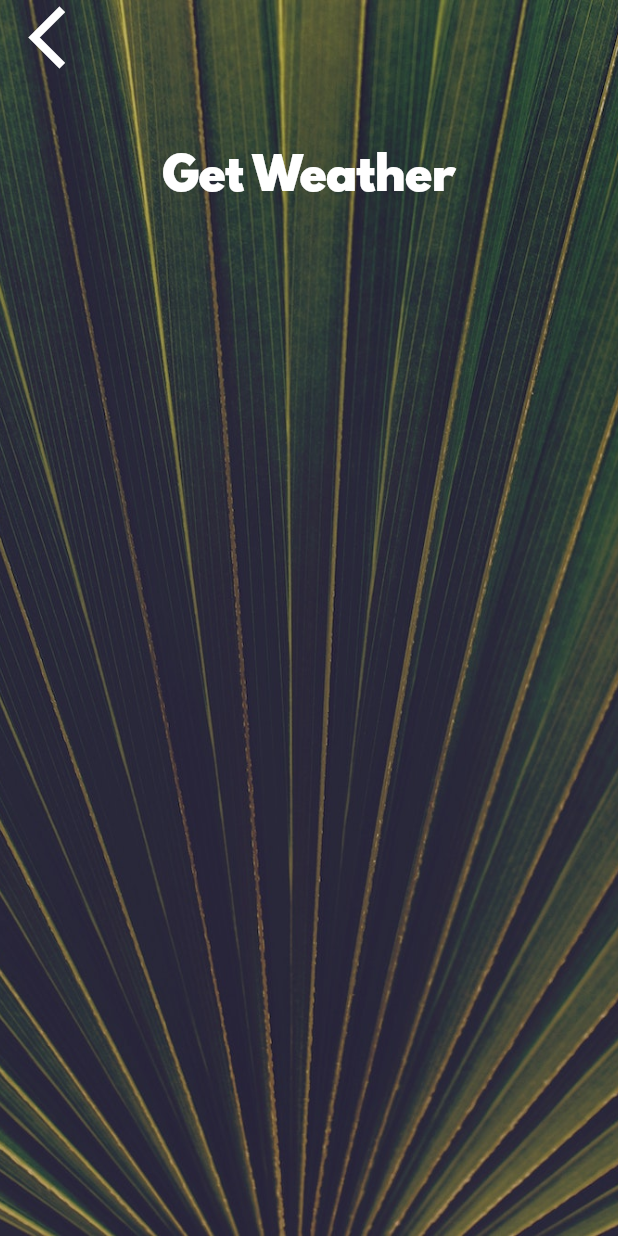
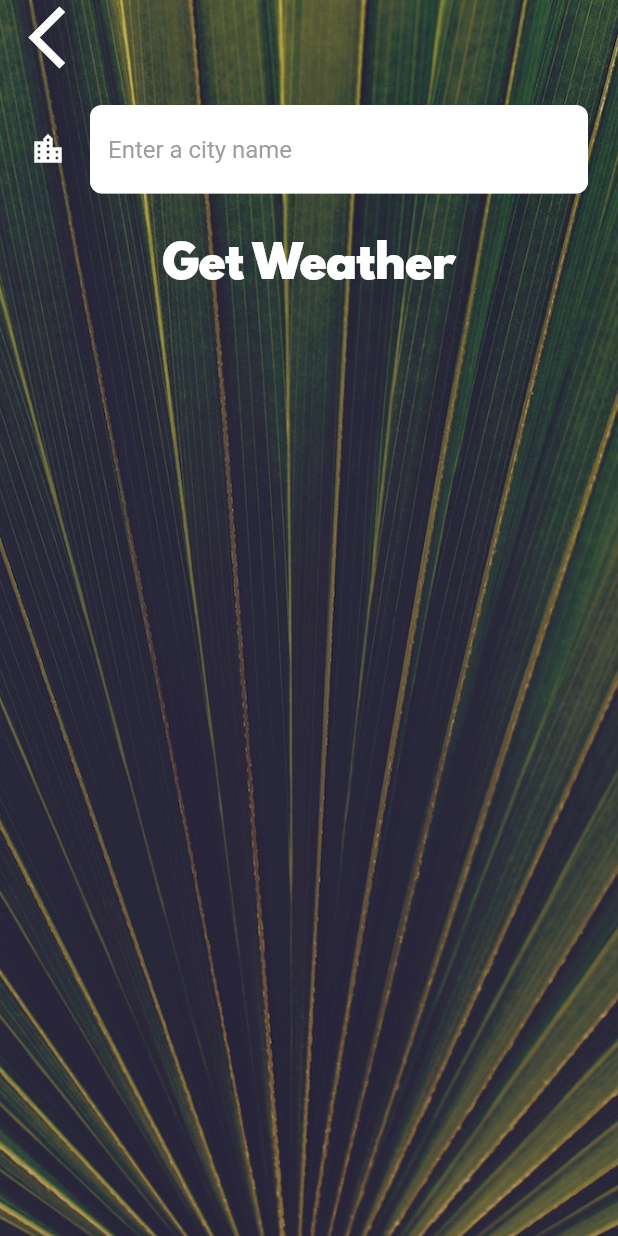
Before and after one commit to deraesw/climatFlutter, a Flutter app: the CityScreen screen opened directly, on a phone screen of 412 x 824 dp. Run offline on Flutter 3.47's test engine with Material 2 defaults, Android fonts, the phone set to English and light mode, and no system bars; our stand-ins replace flutter_spinkit, geolocator; network calls fail.

Commit message:
End of the project

```diff
--- a/lib/screens/city_screen.dart
+++ b/lib/screens/city_screen.dart
@@ -7,6 +7,8 @@ class CityScreen extends StatefulWidget {
 }
 
 class _CityScreenState extends State<CityScreen> {
+  String cityName;
+
   @override
   Widget build(BuildContext context) {
     return Scaffold(
@@ -24,7 +26,9 @@ class _CityScreenState extends State<CityScreen> {
               Align(
                 alignment: Alignment.topLeft,
                 child: FlatButton(
-                  onPressed: () {},
+                  onPressed: () {
+                    Navigator.pop(context, cityName);
+                  },
                   child: Icon(
                     Icons.arrow_back_ios,
                     size: 50.0,
@@ -33,7 +37,15 @@ class _CityScreenState extends State<CityScreen> {
               ),
               Container(
                 padding: EdgeInsets.all(20.0),
-                child: null,
+                child: TextField(
+                  style: TextStyle(
+                    color: Colors.black,
+                  ),
+                  decoration: kTextFieldDecorationStyle,
+                  onChanged: (value) {
+                    cityName = value;
+                  },
+                ),
               ),
               FlatButton(
                 onPressed: () {},
--- a/lib/utilities/constants.dart
+++ b/lib/utilities/constants.dart
@@ -18,3 +18,20 @@ const kButtonTextStyle = TextStyle(
 const kConditionTextStyle = TextStyle(
   fontSize: 100.0,
 );
+
+const kTextFieldDecorationStyle = InputDecoration(
+  icon: Icon(
+    Icons.location_city,
+    color: Colors.white,
+  ),
+  hintText: 'Enter a city name',
+  hintStyle: TextStyle(
+    color: Colors.grey,
+  ),
+  filled: true,
+  fillColor: Colors.white,
+  border: OutlineInputBorder(
+      borderRadius: BorderRadius.all(
+    Radius.circular(8.0),
+  )),
+);
--- a/pubspec.yaml
+++ b/pubspec.yaml
@@ -12,6 +12,9 @@ dependencies:
 
   cupertino_icons: ^0.1.2
   geolocator: ^5.0.1
+  http: ^0.12.0+2
+  flutter_spinkit: ^3.1.0
+
 
 dev_dependencies:
   flutter_test:
```
Also changed, not shown: lib/screens/loading_screen.dart (+24 -10 lines), lib/screens/location_screen.dart (+40 -5 lines), lib/services/location.dart (+23 -0 lines), lib/services/networking.dart (+40 -0 lines), lib/services/weather.dart (+24 -2 lines), lib/services/weather_repository.dart (added, +43 -0 lines), pubspec.lock.
